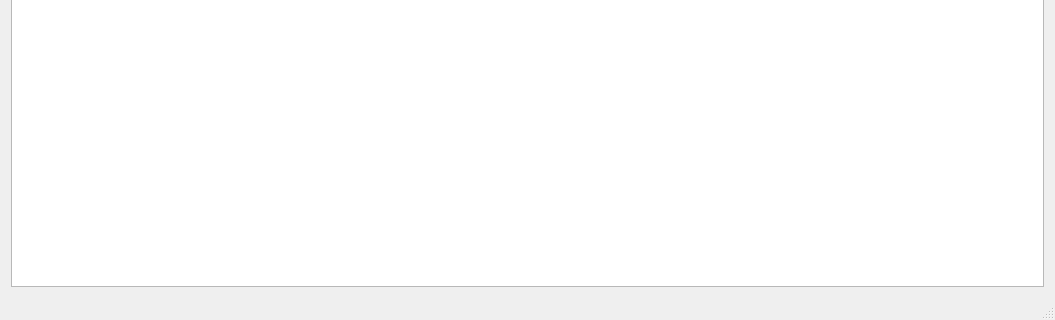
Before: the Qt Designer form UdpServe/mainwindow.ui in ouyangyibing/ProgramUpdate, drawn with Qt 5; both pictures show x 0 to 1055 and y 309 to 629 of the 1055 by 629 pixel window.
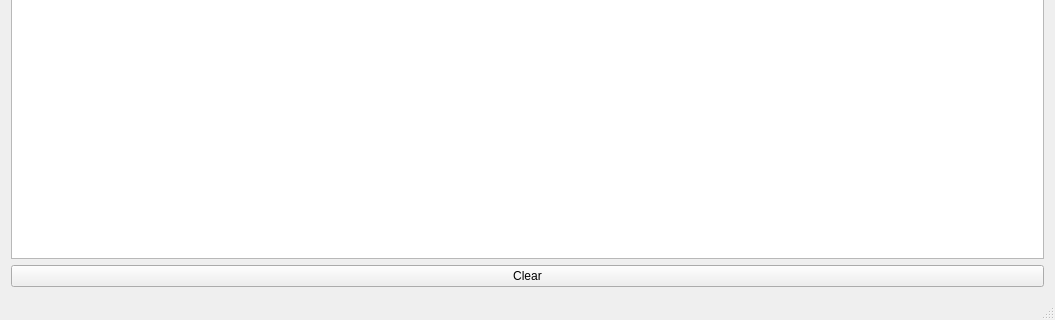
After: the same form once the commit is applied.

The edit to the form file:
```diff
--- a/UdpServe/mainwindow.ui
+++ b/UdpServe/mainwindow.ui
@@ -18,6 +18,13 @@
     <item row="0" column="0">
      <widget class="QTextBrowser" name="textBrowser"/>
     </item>
+    <item row="1" column="0">
+     <widget class="QPushButton" name="clear">
+      <property name="text">
+       <string>Clear</string>
+      </property>
+     </widget>
+    </item>
    </layout>
   </widget>
   <widget class="QMenuBar" name="menuBar">
```
Left out of the diff: 21 changed lines with no effect on the pictures.
